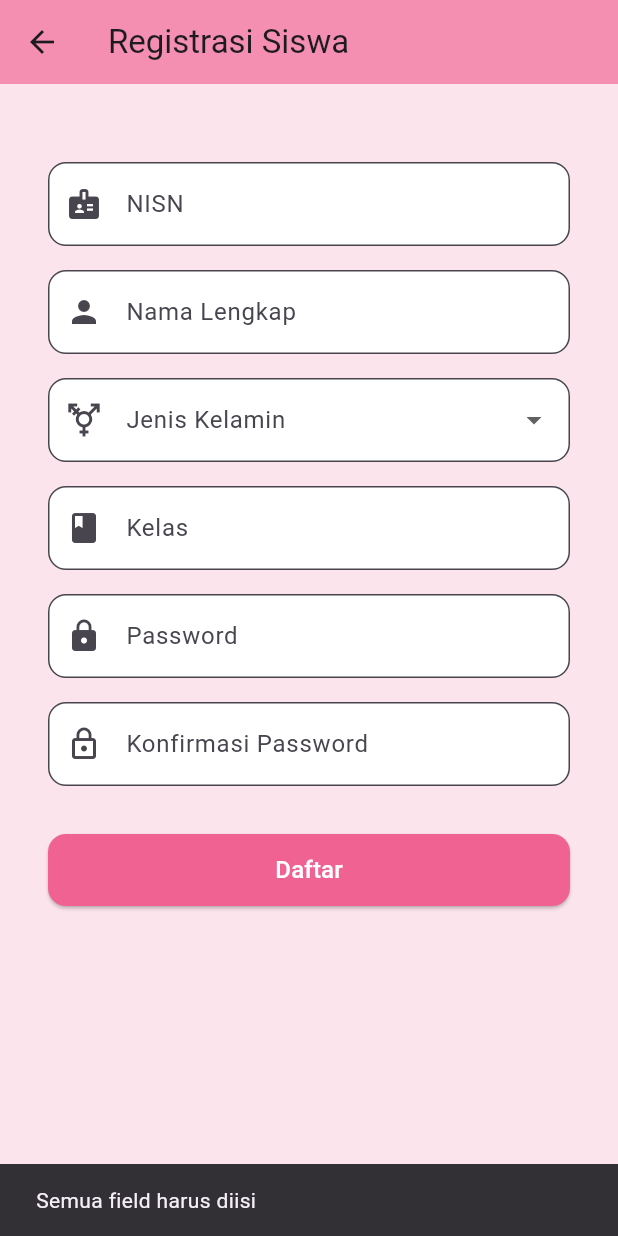
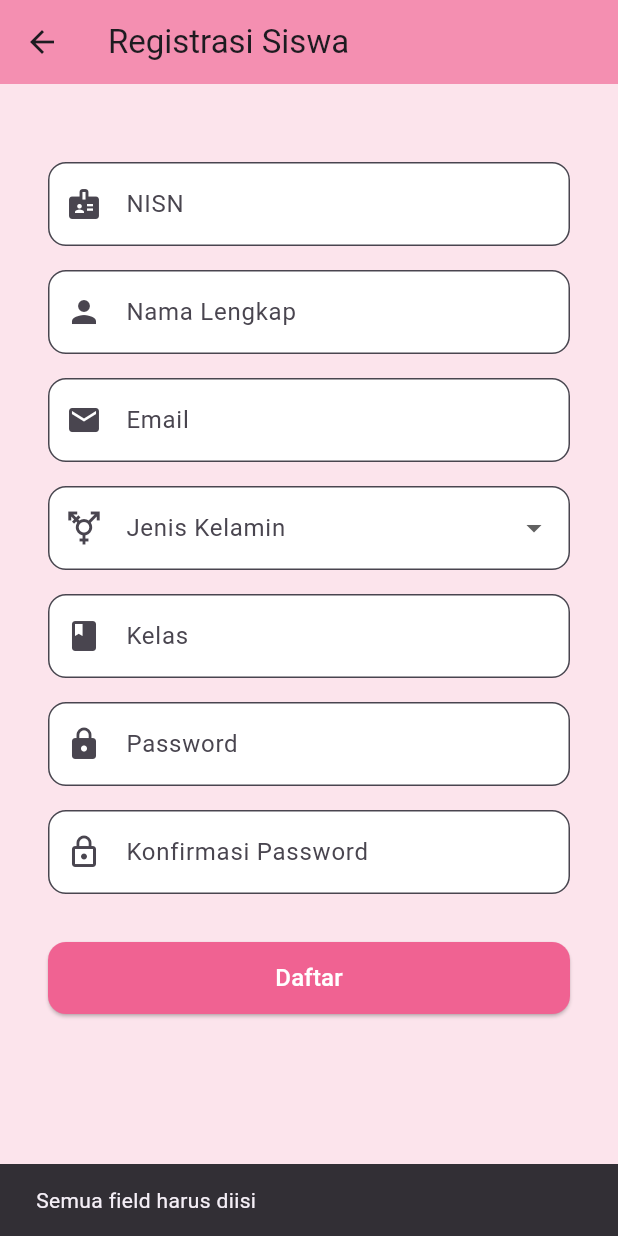
Before and after one commit to Putrid1ana/e-presensi, a Flutter app: the RegisterScreen screen opened directly, after a tap on "Daftar", on a phone screen of 412 x 824 dp. Run offline on Flutter 3.47's test engine with Material 3 defaults, Android fonts, the phone set to English and light mode, and no system bars; our stand-ins replace firebase_auth, firebase_core, flutter_map, geolocator, latlong2, shared_preferences; accounts and stored records are empty; network calls fail.

Commit message:
gamau lagi ujikom

```diff
--- a/lib/auth/register_screen.dart
+++ b/lib/auth/register_screen.dart
@@ -1,4 +1,6 @@
 import 'package:flutter/material.dart';
+import 'package:firebase_auth/firebase_auth.dart';
+import 'email_verification_screen.dart';
 
 class RegisterScreen extends StatefulWidget {
   const RegisterScreen({super.key});
@@ -11,8 +13,10 @@ class _RegisterScreenState extends State<RegisterScreen> {
   final TextEditingController nisnController = TextEditingController();
   final TextEditingController namaController = TextEditingController();
   final TextEditingController passwordController = TextEditingController();
-  final TextEditingController confirmPasswordController = TextEditingController();
+  final TextEditingController confirmPasswordController =
+      TextEditingController();
   final TextEditingController kelasController = TextEditingController();
+  final TextEditingController emailController = TextEditingController();
 
   String? selectedGender;
 
@@ -20,15 +24,17 @@ class _RegisterScreenState extends State<RegisterScreen> {
   void dispose() {
     nisnController.dispose();
     namaController.dispose();
+    emailController.dispose();
     passwordController.dispose();
     confirmPasswordController.dispose();
     kelasController.dispose();
     super.dispose();
   }
 
-  void _register(BuildContext context) {
+  Future<void> _register(BuildContext context) async {
     if (nisnController.text.isEmpty ||
         namaController.text.isEmpty ||
+        emailController.text.isEmpty ||
         passwordController.text.isEmpty ||
         confirmPasswordController.text.isEmpty ||
         kelasController.text.isEmpty ||
@@ -38,20 +44,40 @@ class _RegisterScreenState extends State<RegisterScreen> {
       );
       return;
     }
-
     if (passwordController.text != confirmPasswordController.text) {
       ScaffoldMessenger.of(context).showSnackBar(
         const SnackBar(content: Text('Password tidak cocok')),
       );
       return;
     }
-
-    // Simulasi sukses
-    ScaffoldMessenger.of(context).showSnackBar(
-      const SnackBar(content: Text('Registrasi berhasil')),
-    );
-
-    Navigator.pop(context); // Kembali ke halaman login
+    try {
+      final credential =
+          await FirebaseAuth.instance.createUserWithEmailAndPassword(
+        email: emailController.text.trim(),
+        password: passwordController.text.trim(),
+      );
+      await credential.user?.sendEmailVerification();
+      ScaffoldMessenger.of(context).showSnackBar(
+        const SnackBar(
+            content: Text('Registrasi berhasil, cek email untuk verifikasi!')),
+      );
+      Navigator.pushReplacement(
+        context,
+        MaterialPageRoute(builder: (context) => EmailVerificationScreen()),
+      );
+    } on FirebaseAuthException catch (e) {
+      String msg = 'Registrasi gagal';
+      if (e.code == 'email-already-in-use') msg = 'Email sudah terdaftar';
+      if (e.code == 'invalid-email') msg = 'Format email tidak valid';
+      if (e.code == 'weak-password') msg = 'Password terlalu lemah';
+      ScaffoldMessenger.of(context).showSnackBar(
+        SnackBar(content: Text(msg)),
+      );
+    } catch (e) {
+      ScaffoldMessenger.of(context).showSnackBar(
+        const SnackBar(content: Text('Terjadi kesalahan')),
+      );
+    }
   }
 
   @override
@@ -75,7 +101,8 @@ class _RegisterScreenState extends State<RegisterScreen> {
                 labelText: 'NISN',
                 filled: true,
                 fillColor: Colors.white,
-                border: OutlineInputBorder(borderRadius: BorderRadius.circular(12)),
+                border:
+                    OutlineInputBorder(borderRadius: BorderRadius.circular(12)),
               ),
             ),
             const SizedBox(height: 16),
@@ -86,7 +113,21 @@ class _RegisterScreenState extends State<RegisterScreen> {
                 labelText: 'Nama Lengkap',
                 filled: true,
                 fillColor: Colors.white,
-                border: OutlineInputBorder(borderRadius: BorderRadius.circular(12)),
+                border:
+                    OutlineInputBorder(borderRadius: BorderRadius.circular(12)),
+              ),
+            ),
+            const SizedBox(height: 16),
+            TextField(
+              controller: emailController,
+              keyboardType: TextInputType.emailAddress,
+              decoration: InputDecoration(
+                prefixIcon: const Icon(Icons.email),
+                labelText: 'Email',
+                filled: true,
+                fillColor: Colors.white,
+                border:
+                    OutlineInputBorder(borderRadius: BorderRadius.circular(12)),
               ),
             ),
             const SizedBox(height: 16),
@@ -97,7 +138,8 @@ class _RegisterScreenState extends State<RegisterScreen> {
                 labelText: 'Jenis Kelamin',
                 filled: true,
                 fillColor: Colors.white,
-                border: OutlineInputBorder(borderRadius: BorderRadius.circular(12)),
+                border:
+                    OutlineInputBorder(borderRadius: BorderRadius.circular(12)),
               ),
               items: const [
                 DropdownMenuItem(value: 'Laki-laki', child: Text('Laki-laki')),
@@ -117,7 +159,8 @@ class _RegisterScreenState extends State<RegisterScreen> {
                 labelText: 'Kelas',
                 filled: true,
                 fillColor: Colors.white,
-                border: OutlineInputBorder(borderRadius: BorderRadius.circular(12)),
+                border:
+                    OutlineInputBorder(borderRadius: BorderRadius.circular(12)),
               ),
             ),
             const SizedBox(height: 16),
@@ -129,7 +172,8 @@ class _RegisterScreenState extends State<RegisterScreen> {
                 labelText: 'Password',
                 filled: true,
                 fillColor: Colors.white,
-                border: OutlineInputBorder(borderRadius: BorderRadius.circular(12)),
+                border:
+                    OutlineInputBorder(borderRadius: BorderRadius.circular(12)),
               ),
             ),
             const SizedBox(height: 16),
@@ -141,7 +185,8 @@ class _RegisterScreenState extends State<RegisterScreen> {
                 labelText: 'Konfirmasi Password',
                 filled: true,
                 fillColor: Colors.white,
-                border: OutlineInputBorder(borderRadius: BorderRadius.circular(12)),
+                border:
+                    OutlineInputBorder(borderRadius: BorderRadius.circular(12)),
               ),
             ),
             const SizedBox(height: 32),
@@ -153,7 +198,8 @@ class _RegisterScreenState extends State<RegisterScreen> {
                 style: ElevatedButton.styleFrom(
                   backgroundColor: Colors.pink[300],
                   foregroundColor: Colors.white,
-                  shape: RoundedRectangleBorder(borderRadius: BorderRadius.circular(12)),
+                  shape: RoundedRectangleBorder(
+                      borderRadius: BorderRadius.circular(12)),
                 ),
                 child: const Text('Daftar', style: TextStyle(fontSize: 16)),
               ),
--- a/lib/main.dart
+++ b/lib/main.dart
@@ -1,7 +1,10 @@
 import 'package:flutter/material.dart';
 import 'auth/login_screen.dart'; // Impor login screen
+import 'package:firebase_core/firebase_core.dart';
 
-void main() {
+void main() async {
+  WidgetsFlutterBinding.ensureInitialized();
+  await Firebase.initializeApp();
   runApp(const MyApp());
 }
 
--- a/pubspec.yaml
+++ b/pubspec.yaml
@@ -32,6 +32,9 @@ dependencies:
     sdk: flutter
   flutter_map: ^6.0.0
   latlong2: ^0.9.0
+  firebase_core: ^2.22.0
+  firebase_auth: ^4.13.0
+  firebase_database: ^10.4.0
 
   # The following adds the Cupertino Icons font to your application.
   # Use with the CupertinoIcons class for iOS style icons.
```
Also changed, not shown: lib/auth/auth.dart (added, +93 -0 lines), lib/auth/email_verification_screen.dart (added, +130 -0 lines), lib/auth/login_screen.dart (+40 -19 lines), lib/homescreen.dart (+31 -9 lines), pubspec.lock, 9 other files.
